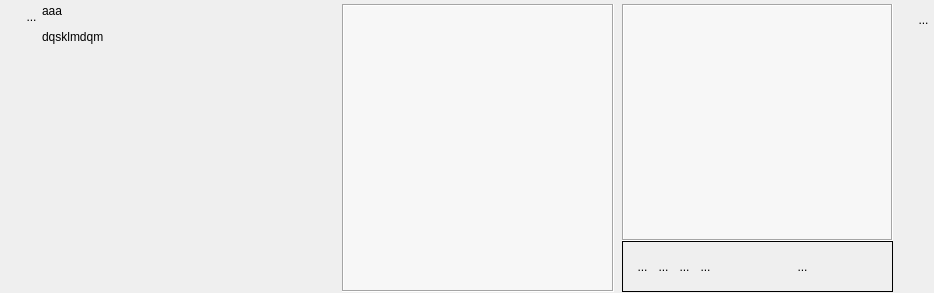
This is UiQT4/desWidgetPlusieursIntoOrdonne.ui in SalomePlatform/eficas_tools as Qt 5 draws it before an edit. The edited form follows.
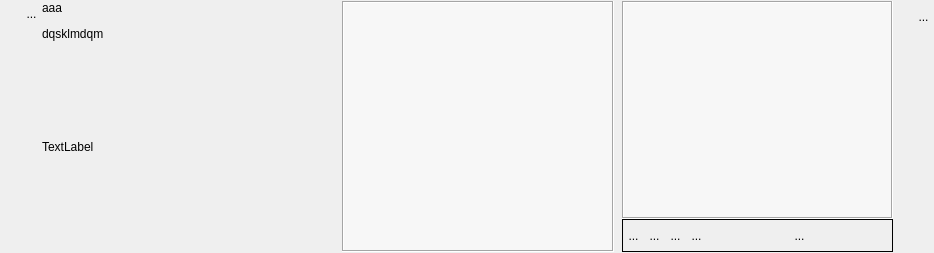
This is the edited form. Icons and pictures are not drawn. Custom widgets are drawn as their Qt base class.

Commit message: gestion des listes et label sur 2

The edit to the form file:
```diff
--- a/UiQT4/desWidgetPlusieursIntoOrdonne.ui
+++ b/UiQT4/desWidgetPlusieursIntoOrdonne.ui
@@ -7,7 +7,7 @@
     <x>0</x>
     <y>0</y>
     <width>934</width>
-    <height>293</height>
+    <height>253</height>
    </rect>
   </property>
   <property name="sizePolicy">
@@ -33,7 +33,7 @@
     <number>0</number>
    </property>
    <property name="topMargin">
-    <number>4</number>
+    <number>1</number>
    </property>
    <property name="rightMargin">
     <number>0</number>
@@ -126,6 +126,11 @@
     </layout>
    </item>
    <item>
+    <layout class="QVBoxLayout" name="verticalLayout_4">
+     <property name="spacing">
+      <number>0</number>
+     </property>
+     <item>
     <widget class="MonLabelClic" name="label">
      <property name="sizePolicy">
       <sizepolicy hsizetype="Fixed" vsizetype="Preferred">
@@ -160,6 +165,21 @@
     </widget>
    </item>
    <item>
+      <widget class="QLabel" name="monCommentaireLabel">
+       <property name="sizePolicy">
+        <sizepolicy hsizetype="Preferred" vsizetype="MinimumExpanding">
+         <horstretch>0</horstretch>
+         <verstretch>0</verstretch>
+        </sizepolicy>
+       </property>
+       <property name="text">
+        <string>TextLabel</string>
+       </property>
+      </widget>
+     </item>
+    </layout>
+   </item>
+   <item>
     <widget class="QScrollArea" name="scrollArea">
      <property name="sizePolicy">
       <sizepolicy hsizetype="Expanding" vsizetype="Expanding">
@@ -187,8 +207,8 @@
        <rect>
         <x>0</x>
         <y>0</y>
-        <width>267</width>
-        <height>286</height>
+        <width>266</width>
+        <height>249</height>
        </rect>
       </property>
       <property name="sizePolicy">
@@ -238,6 +258,8 @@
     </spacer>
    </item>
    <item>
+    <layout class="QVBoxLayout" name="verticalLayout_5">
+     <item>
     <layout class="QVBoxLayout" name="verticalLayout_2">
      <property name="spacing">
       <number>0</number>
@@ -270,8 +292,8 @@
          <rect>
           <x>0</x>
           <y>0</y>
-          <width>264</width>
-          <height>231</height>
+            <width>261</width>
+            <height>204</height>
          </rect>
         </property>
         <property name="sizePolicy">
@@ -304,12 +326,26 @@
        </widget>
       </widget>
      </item>
+      </layout>
+     </item>
      <item>
       <widget class="QFrame" name="frame">
+       <property name="sizePolicy">
+        <sizepolicy hsizetype="Preferred" vsizetype="Fixed">
+         <horstretch>0</horstretch>
+         <verstretch>0</verstretch>
+        </sizepolicy>
+       </property>
        <property name="frameShape">
         <enum>QFrame::Box</enum>
        </property>
        <layout class="QHBoxLayout" name="horizontalLayout_3">
+        <property name="spacing">
+         <number>0</number>
+        </property>
+        <property name="margin">
+         <number>0</number>
+        </property>
         <item>
          <layout class="QHBoxLayout" name="horizontalLayout_4">
           <property name="spacing">
```
Left out of the diff: 11 changed lines with no effect on the pictures. Lines whose indentation alone changed are shown as unchanged. The commit also changes 48 other files.
